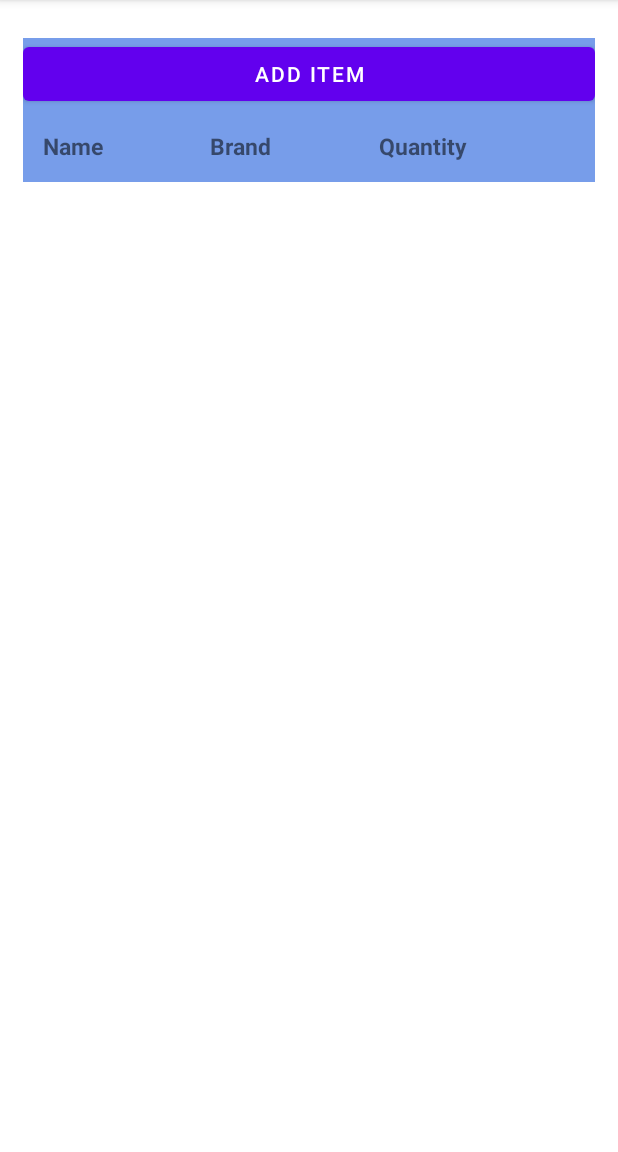
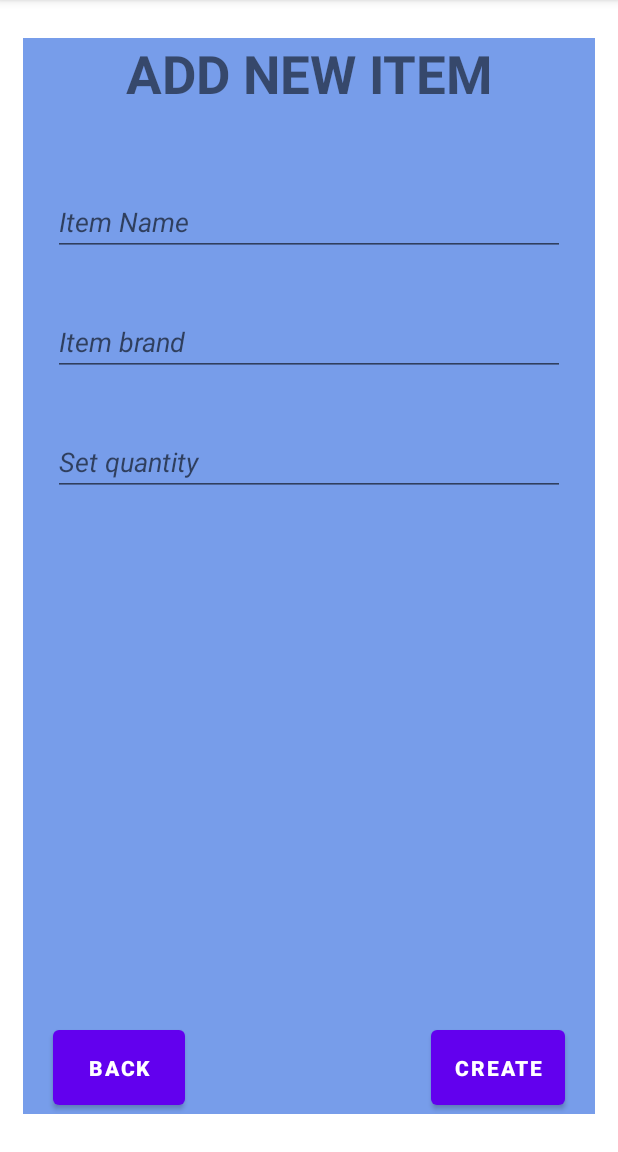
Before and after one commit to SilverRSt/CSCB763_project_F95672, an Android app: the tableContent screen opened directly, with no data from a screen before it, after a tap on "ADD ITEM", on a phone screen of 412 x 824 dp, the part 84-1236 px from its top. Run offline under Robolectric (Android 15) with nearby library versions, the phone set to English and light mode, and no system bars.

Commit message:
button addItem - close and return to prev activity

```diff
--- /dev/null
+++ b/app/src/main/java/com/example/projetcparts_header_navigation/AddItemFragment.java
@@ -0,0 +1,33 @@
+package com.example.projetcparts_header_navigation;
+
+import android.os.Bundle;
+import android.view.LayoutInflater;
+import android.view.View;
+import android.view.ViewGroup;
+import android.widget.Button;
+
+import androidx.fragment.app.Fragment;
+
+public class AddItemFragment extends Fragment {
+    public AddItemFragment() {
+    }
+
+    @Override
+    public View onCreateView(LayoutInflater inflater, ViewGroup container, Bundle savedInstanceState) {
+        View view = inflater.inflate(R.layout.add_item_layout, container, false);
+
+        Button closeFragment = view.findViewById(R.id.back_id);
+//        closeFragment.setOnClickListener(v -> getActivity().onBackPressed()); //returns to main activity not prev activity!!!
+        closeFragment.setOnClickListener(v ->
+                getFragmentManager()
+                        .beginTransaction()
+                        .remove(AddItemFragment.this).commit());
+
+        return view;
+    }
+
+    @Override
+    public void onCreate(Bundle savedInstanceState) {
+        super.onCreate(savedInstanceState);
+    }
+}
--- a/app/src/main/java/com/example/projetcparts_header_navigation/tableContent.java
+++ b/app/src/main/java/com/example/projetcparts_header_navigation/tableContent.java
@@ -1,11 +1,8 @@
 package com.example.projetcparts_header_navigation;
 
 import android.content.Intent;
-import android.content.res.Resources;
-import android.database.Cursor;
 import android.database.sqlite.SQLiteDatabase;
 import android.os.Bundle;
-import android.util.Log;
 import android.view.Menu;
 import android.view.MenuInflater;
 import android.view.MenuItem;
@@ -21,12 +18,14 @@ import androidx.annotation.NonNull;
 import androidx.annotation.Nullable;
 import androidx.appcompat.app.AppCompatActivity;
 import androidx.core.content.ContextCompat;
+import androidx.fragment.app.Fragment;
 
-import java.util.ArrayList;
 import java.util.List;
 
 public class tableContent extends AppCompatActivity {
-    private Button addButton;
+    private Fragment addItemFragment = new AddItemFragment();
+    private Button addButton; //open fragment -> form for adding items
+    private Button closeButton;
     private databaseHelper databaseHelper;
     private SQLiteDatabase database;
     private final ViewGroup.LayoutParams tableRowDataParams = new TableRow.LayoutParams(ViewGroup.LayoutParams.WRAP_CONTENT, ViewGroup.LayoutParams.WRAP_CONTENT, 1);
@@ -60,10 +59,20 @@ public class tableContent extends AppCompatActivity {
         this.addButton.setOnClickListener(new View.OnClickListener() {
             @Override
             public void onClick(View v) {
-                Toast.makeText(getApplicationContext(), "Button clicked", Toast.LENGTH_SHORT).show();
+//                Toast.makeText(getApplicationContext(), "Button clicked", Toast.LENGTH_SHORT).show();
+                getSupportFragmentManager().beginTransaction().replace(R.id.fragment_id, addItemFragment).commit();
             }
         });
+    }
 
+    private void setUpCloseButton() {
+        this.closeButton = findViewById(R.id.back_id);
+        this.closeButton.setOnClickListener(new View.OnClickListener() {
+            @Override
+            public void onClick(View v) {
+                getSupportFragmentManager().beginTransaction().remove(addItemFragment).commit();
+            }
+        });
     }
 
     public void generateRows(TableLayout tableLayout) {
--- a/app/src/main/res/layout/add_item_layout.xml
+++ b/app/src/main/res/layout/add_item_layout.xml
@@ -1,6 +1,78 @@
 <?xml version="1.0" encoding="utf-8"?>
-<androidx.constraintlayout.widget.ConstraintLayout xmlns:android="http://schemas.android.com/apk/res/android"
+<RelativeLayout xmlns:android="http://schemas.android.com/apk/res/android"
     android:layout_width="match_parent"
     android:layout_height="match_parent">
 
-</androidx.constraintlayout.widget.ConstraintLayout>
+    <TextView
+        android:layout_height="wrap_content"
+        android:layout_width="match_parent"
+        android:id="@+id/title_id"
+        android:text="@string/addItemTitle"
+        android:textSize="35sp"
+        android:textStyle="bold"
+        android:gravity="center"
+        android:textAllCaps="true">
+    </TextView>
+
+    <EditText
+        android:layout_height="wrap_content"
+        android:layout_width="match_parent"
+        android:layout_marginTop="100dp"
+        android:layout_marginLeft="20dp"
+        android:layout_marginRight="20dp"
+        android:id="@+id/item_name_id"
+        android:hint="@string/itemNameHint">
+    </EditText>
+
+    <EditText
+        android:layout_height="wrap_content"
+        android:layout_width="match_parent"
+        android:layout_marginTop="180dp"
+        android:layout_marginLeft="20dp"
+        android:layout_marginRight="20dp"
+        android:id="@+id/item_brand_id"
+        android:hint="@string/itemBrandHint">
+    </EditText>
+
+    <EditText
+        android:layout_height="wrap_content"
+        android:layout_width="match_parent"
+        android:layout_marginTop="260dp"
+        android:layout_marginLeft="20dp"
+        android:layout_marginRight="20dp"
+        android:id="@+id/item_quantity_id"
+        android:hint="@string/setQuantityHint"
+        android:inputType="number">
+    </EditText>
+
+    <RelativeLayout
+        android:layout_width="fill_parent"
+        android:layout_height="fill_parent"
+        android:id="@+id/button_layout_id"
+        android:gravity="bottom">
+
+        <Button
+            android:layout_width="wrap_content"
+            android:layout_height="wrap_content"
+            android:id="@+id/back_id"
+            android:text="@string/buttonBack"
+            android:padding="15dp"
+            android:textStyle="bold"
+            android:layout_marginStart="20dp"
+            android:layout_alignParentStart="true">
+        </Button>
+
+        <Button
+            android:layout_width="wrap_content"
+            android:layout_height="wrap_content"
+            android:id="@+id/create_id"
+            android:text="@string/create"
+            android:padding="15dp"
+            android:textStyle="bold"
+            android:layout_marginEnd="20dp"
+            android:layout_alignParentEnd="true">
+        </Button>
+
+    </RelativeLayout>
+
+</RelativeLayout>
--- a/app/src/main/res/layout/table_content.xml
+++ b/app/src/main/res/layout/table_content.xml
@@ -8,6 +8,12 @@
     android:layout_marginVertical="25dp"
     android:layout_marginHorizontal="15dp"
     android:background="@color/tableHeader">
+
+    <FrameLayout
+        android:layout_width="match_parent"
+        android:layout_height="match_parent"
+        android:id="@+id/fragment_id">
+    </FrameLayout>
 
     <Button
         android:id="@+id/add_id"
@@ -41,7 +47,6 @@
             android:textStyle="bold">
         </TextView>
     </TableRow>
-
 
 <!--    <TableRow android:background="@color/tableContent"-->
 <!--        android:padding="13dp"-->
--- a/app/src/main/res/values/strings.xml
+++ b/app/src/main/res/values/strings.xml
@@ -5,4 +5,12 @@
     <string name="tableRowName">Name</string>
     <string name="tableRowBrand">Brand</string>
     <string name="tableRowQuantity">Quantity</string>
+    <string name="addItemTitle">Add New Item</string>
+    <string name="itemNameHint"><i>Item Name</i></string>
+    <string name="itemBrandHint"><i>Item brand</i></string>
+    <string name="setQuantityHint"><i>Set quantity</i></string>
+    <string name="buttonBack">back</string>
+    <string name="create">Create</string>
+    <!-- TODO: Remove or change this placeholder text -->
+    <string name="hello_blank_fragment">Hello blank fragment</string>
 </resources>
```
Also changed, not shown: app/src/main/java/com/example/projetcparts_header_navigation/BlankFragment.java (added, +64 -0 lines), app/src/main/java/com/example/projetcparts_header_navigation/subMenuFragment.java (deleted, +0 -12 lines), app/src/main/res/layout/fragment_blank.xml (added, +14 -0 lines).
